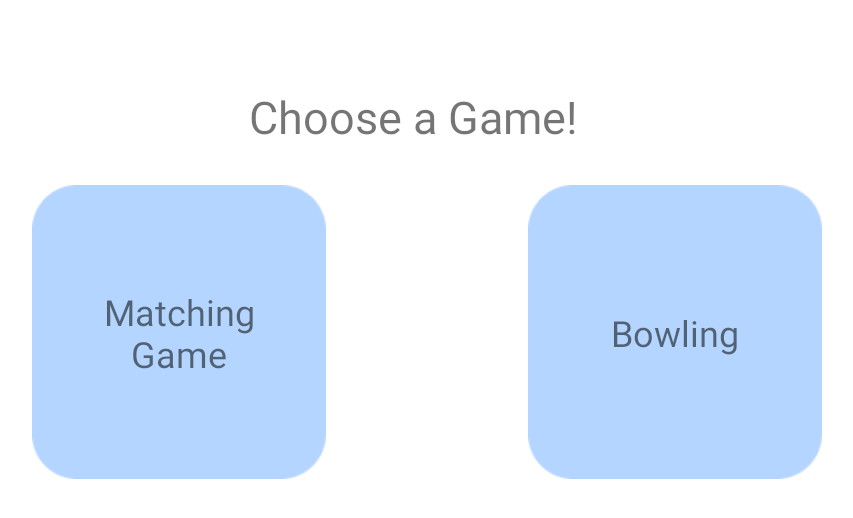
After one commit to zihanxu3/CRA-Android, an Android app: the ChooseGame screen opened directly, with no data from a screen before it, on a phone screen of 824 x 412 dp (held sideways). The commit adds this screen. Shown: the top 518 px of the screen, without its empty margins (194-1047 px from the left). Run offline under Robolectric (Android 15) with nearby library versions, the phone set to English and light mode, and no system bars; Roboto replaces fonts that are not available here.

Commit message:
Made Progress on navigating to the game selection

```diff
--- /dev/null
+++ b/app/src/main/java/com/example/crairport/ChooseGame.java
@@ -0,0 +1,19 @@
+package com.example.crairport;
+
+import androidx.appcompat.app.AppCompatActivity;
+
+import android.os.Bundle;
+import android.view.View;
+
+public class ChooseGame extends AppCompatActivity {
+
+    @Override
+    protected void onCreate(Bundle savedInstanceState) {
+        super.onCreate(savedInstanceState);
+        setContentView(R.layout.activity_choose_game);
+    }
+
+    public void onMatchingGame(View view) {
+
+    }
+}
--- /dev/null
+++ b/app/src/main/res/layout-land/activity_choose_game.xml
@@ -0,0 +1,70 @@
+<?xml version="1.0" encoding="utf-8"?>
+<androidx.constraintlayout.widget.ConstraintLayout xmlns:android="http://schemas.android.com/apk/res/android"
+    xmlns:app="http://schemas.android.com/apk/res-auto"
+    xmlns:tools="http://schemas.android.com/tools"
+    android:layout_width="match_parent"
+    android:layout_height="match_parent"
+    tools:context=".ChooseGame">
+
+    <ImageView
+        android:id="@+id/MatchingImage"
+        android:layout_width="wrap_content"
+        android:layout_height="wrap_content"
+        android:layout_marginStart="76dp"
+        app:layout_constraintBottom_toBottomOf="parent"
+        app:layout_constraintEnd_toStartOf="@+id/BowlingImage"
+        app:layout_constraintHorizontal_bias="0.357"
+        app:layout_constraintStart_toStartOf="parent"
+        app:layout_constraintTop_toTopOf="parent"
+        app:layout_constraintVertical_bias="0.572"
+        app:srcCompat="@drawable/match_card2" />
+
+    <ImageView
+        android:id="@+id/BowlingImage"
+        android:layout_width="wrap_content"
+        android:layout_height="wrap_content"
+        app:layout_constraintBottom_toBottomOf="parent"
+        app:layout_constraintEnd_toEndOf="parent"
+        app:layout_constraintHorizontal_bias="0.766"
+        app:layout_constraintStart_toStartOf="parent"
+        app:layout_constraintTop_toTopOf="parent"
+        app:layout_constraintVertical_bias="0.572"
+        app:srcCompat="@drawable/match_card2" />
+
+    <TextView
+        android:id="@+id/matchingText"
+        android:layout_width="132dp"
+        android:layout_height="62dp"
+        android:gravity="center"
+        android:text="Matching Game"
+        android:textSize="24sp"
+        app:layout_constraintBottom_toBottomOf="@+id/MatchingImage"
+        app:layout_constraintEnd_toEndOf="@+id/MatchingImage"
+        app:layout_constraintStart_toStartOf="@+id/MatchingImage"
+        app:layout_constraintTop_toTopOf="@+id/MatchingImage" />
+
+    <TextView
+        android:id="@+id/bowlingText"
+        android:layout_width="wrap_content"
+        android:layout_height="wrap_content"
+        android:text="Bowling"
+        android:textSize="24sp"
+        app:layout_constraintBottom_toBottomOf="@+id/BowlingImage"
+        app:layout_constraintEnd_toEndOf="@+id/BowlingImage"
+        app:layout_constraintStart_toStartOf="@+id/BowlingImage"
+        app:layout_constraintTop_toTopOf="@+id/BowlingImage" />
+
+    <TextView
+        android:id="@+id/textView15"
+        android:layout_width="wrap_content"
+        android:layout_height="wrap_content"
+        android:text="Choose a Game!"
+        android:textSize="30sp"
+        app:layout_constraintBottom_toBottomOf="parent"
+        app:layout_constraintEnd_toEndOf="parent"
+        app:layout_constraintHorizontal_bias="0.488"
+        app:layout_constraintStart_toStartOf="parent"
+        app:layout_constraintTop_toTopOf="parent"
+        app:layout_constraintVertical_bias="0.155" />
+
+</androidx.constraintlayout.widget.ConstraintLayout>
--- a/app/src/main/res/layout-land/activity_home_screen.xml
+++ b/app/src/main/res/layout-land/activity_home_screen.xml
@@ -102,10 +102,11 @@
                     android:layout_weight="1">
 
                     <ImageView
-                        android:id="@+id/imageView10"
+                        android:id="@+id/LevelOneImage"
                         android:layout_width="400px"
                         android:layout_height="wrap_content"
                         android:layout_weight="1"
+                        android:onClick="clickedLevelOne"
                         app:srcCompat="@drawable/level_card_7" />
 
                     <TextView
@@ -137,7 +138,7 @@
                     android:layout_weight="1">
 
                     <ImageView
-                        android:id="@+id/imageView9"
+                        android:id="@+id/LevelTwoImage"
                         android:layout_width="400px"
                         android:layout_height="wrap_content"
                         android:layout_weight="1"
--- /dev/null
+++ b/app/src/main/res/layout/activity_choose_game.xml
@@ -0,0 +1,9 @@
+<?xml version="1.0" encoding="utf-8"?>
+<androidx.constraintlayout.widget.ConstraintLayout xmlns:android="http://schemas.android.com/apk/res/android"
+    xmlns:app="http://schemas.android.com/apk/res-auto"
+    xmlns:tools="http://schemas.android.com/tools"
+    android:layout_width="match_parent"
+    android:layout_height="match_parent"
+    tools:context=".ChooseGame">
+
+</androidx.constraintlayout.widget.ConstraintLayout>
```
Also changed, not shown: app/src/main/AndroidManifest.xml (+5 -6 lines), app/src/main/java/com/example/crairport/HomeScreen.java (+9 -0 lines), app/src/main/java/com/example/crairport/MatchingGame.java (added, +45 -0 lines), app/src/main/res/layout/activity_matching_game.xml (added, +68 -0 lines), 1 other file.
